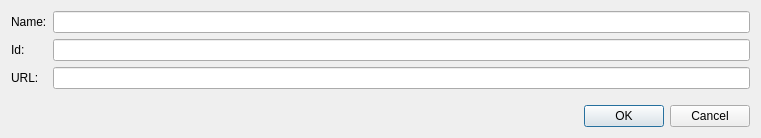
First picture: the form in src/rsscast/ui/widget/feeddialog.ui, repository anetczuk/rsscast, before the edit.
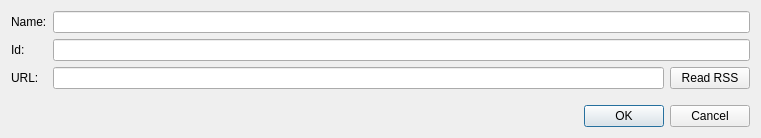
Second picture: the form after the edit.

Commit message: Read RSS from YT channel site

Patch:
```diff
--- a/src/rsscast/ui/widget/feeddialog.ui
+++ b/src/rsscast/ui/widget/feeddialog.ui
@@ -37,15 +37,26 @@
        </property>
       </widget>
      </item>
-     <item row="2" column="1">
-      <widget class="QLineEdit" name="urlLE"/>
-     </item>
      <item row="0" column="1">
       <widget class="QLineEdit" name="nameLE"/>
      </item>
      <item row="1" column="1">
       <widget class="QLineEdit" name="idLE"/>
      </item>
+     <item row="2" column="1">
+      <layout class="QHBoxLayout" name="horizontalLayout">
+       <item>
+        <widget class="QLineEdit" name="urlLE"/>
+       </item>
+       <item>
+        <widget class="QPushButton" name="readRSSPB">
+         <property name="text">
+          <string>Read RSS</string>
+         </property>
+        </widget>
+       </item>
+      </layout>
+     </item>
     </layout>
    </item>
    <item>
```
Left out of the diff: 1 changed line with no effect on the pictures. The commit also changes 4 other files.
